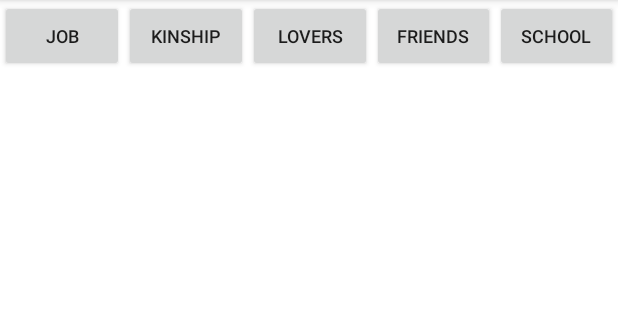
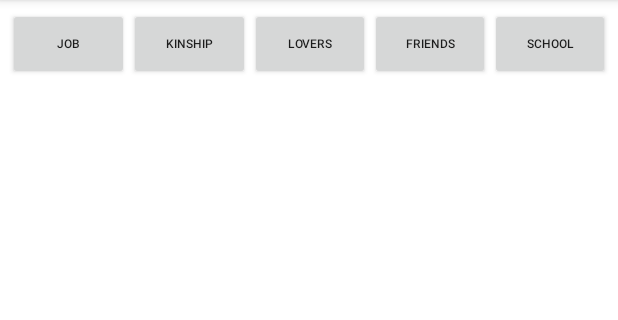
Before and after one commit to Unknowned1/ExcuseMeGenerator_v0.01, an Android app: the screen it shows after launch (MainActivity), on a phone screen of 412 x 824 dp, the part 84-404 px from its top. Run offline under Robolectric (Android 15) with nearby library versions, the phone set to English and light mode, and no system bars.

Commit message:
Modifica UI pixel

```diff
--- a/app/src/main/res/layout/activity_main.xml
+++ b/app/src/main/res/layout/activity_main.xml
@@ -5,14 +5,18 @@
     android:layout_width="match_parent"
     android:layout_height="match_parent"
     android:background="@android:color/white"
+    android:padding="5dp"
+    android:paddingTop="10dp"
+    android:paddingBottom="10dp"
     tools:context=".MainActivity">
 
 
     <LinearLayout
         android:layout_width="match_parent"
-        android:layout_height="match_parent"
+        android:layout_height="wrap_content"
         android:layout_alignParentStart="true"
         android:layout_alignParentTop="true"
+        android:layout_marginTop="0dp"
         android:orientation="horizontal">
 
         <Button
@@ -21,7 +25,7 @@
             android:layout_height="wrap_content"
             android:layout_weight="1"
             android:text="Job"
-            android:textSize="12sp" />
+            android:textSize="8dp" />
 
         <Button
             android:id="@+id/button19"
@@ -29,7 +33,7 @@
             android:layout_height="wrap_content"
             android:layout_weight="1"
             android:text="Kinship"
-            android:textSize="12sp" />
+            android:textSize="8dp" />
 
         <Button
             android:id="@+id/button18"
@@ -37,7 +41,7 @@
             android:layout_height="wrap_content"
             android:layout_weight="1"
             android:text="Lovers"
-            android:textSize="12sp" />
+            android:textSize="8dp" />
 
         <Button
             android:id="@+id/button17"
@@ -45,7 +49,7 @@
             android:layout_height="wrap_content"
             android:layout_weight="1"
             android:text="Friends"
-            android:textSize="12sp" />
+            android:textSize="8dp" />
 
         <Button
             android:id="@+id/button16"
@@ -53,7 +57,7 @@
             android:layout_height="wrap_content"
             android:layout_weight="1"
             android:text="School"
-            android:textSize="12sp" />
+            android:textSize="8dp" />
     </LinearLayout>
 
 </RelativeLayout>
```
